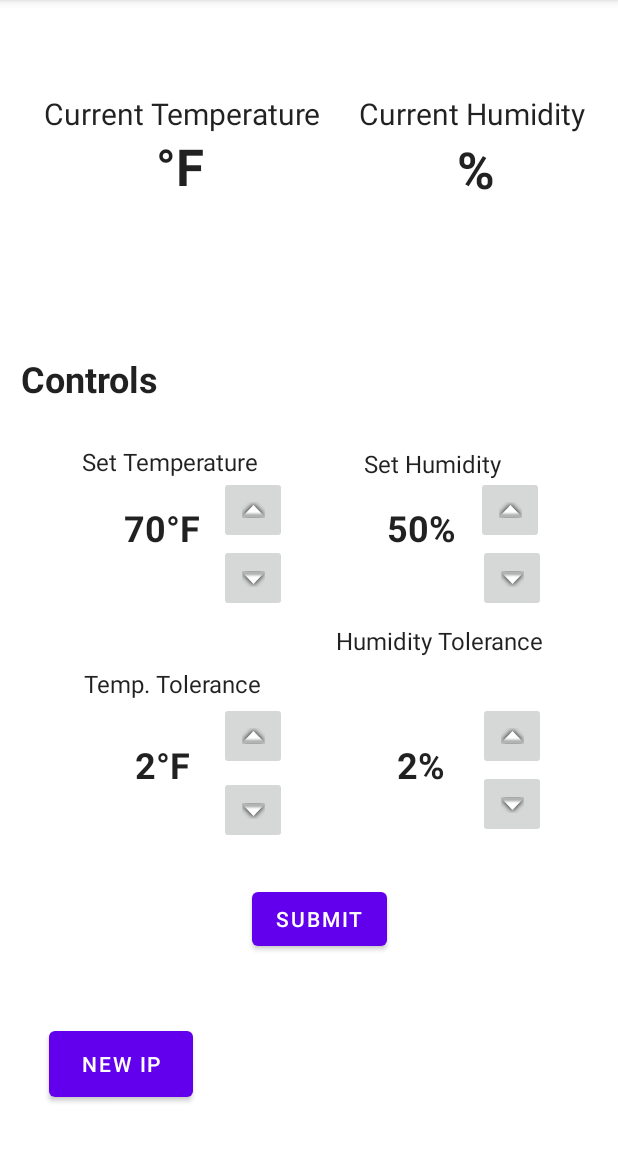
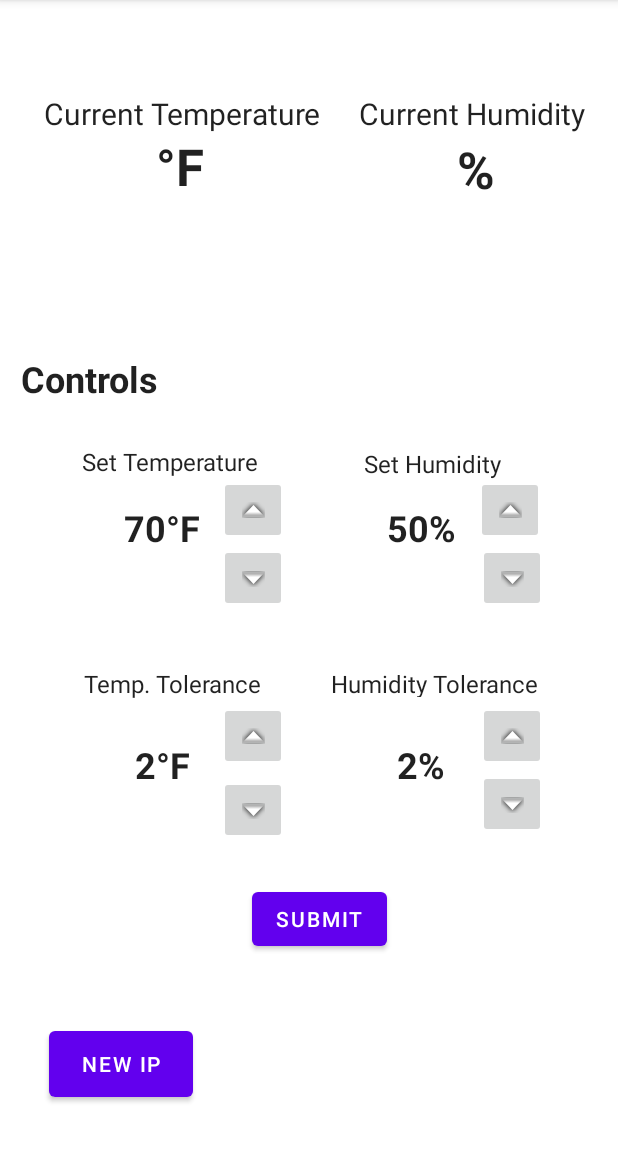
Before and after one commit to lucasg1021/ECE405_MonitoringApp, an Android app: the screen it shows after launch (MainActivity), on a phone screen of 412 x 824 dp, the part 84-1236 px from its top. Run offline under Robolectric (Android 15) with nearby library versions, the phone set to English and light mode, and no system bars.

```diff
--- a/app/src/main/res/layout/activity_main.xml
+++ b/app/src/main/res/layout/activity_main.xml
@@ -347,18 +347,18 @@
 
         <TextView
             android:id="@+id/textViewHumidTolLabel"
-            android:layout_width="141dp"
-            android:layout_height="47dp"
+            android:layout_width="149dp"
+            android:layout_height="20dp"
             android:text="@string/humidTolLabel"
             android:textAlignment="center"
             android:textAppearance="@style/TextAppearance.AppCompat.Body1"
             android:textSize="16sp"
             app:layout_constraintBottom_toBottomOf="parent"
             app:layout_constraintEnd_toEndOf="parent"
-            app:layout_constraintHorizontal_bias="0.846"
+            app:layout_constraintHorizontal_bias="0.844"
             app:layout_constraintStart_toStartOf="parent"
             app:layout_constraintTop_toTopOf="parent"
-            app:layout_constraintVertical_bias="0.435" />
+            app:layout_constraintVertical_bias="0.473" />
 
         <TextView
             android:id="@+id/ControlsText"
```
Also changed, not shown: app/src/main/java/com/example/monitoring_system/MainActivity.java (+18 -6 lines), app/src/main/java/com/example/monitoring_system/utils.java (+87 -1 lines).
